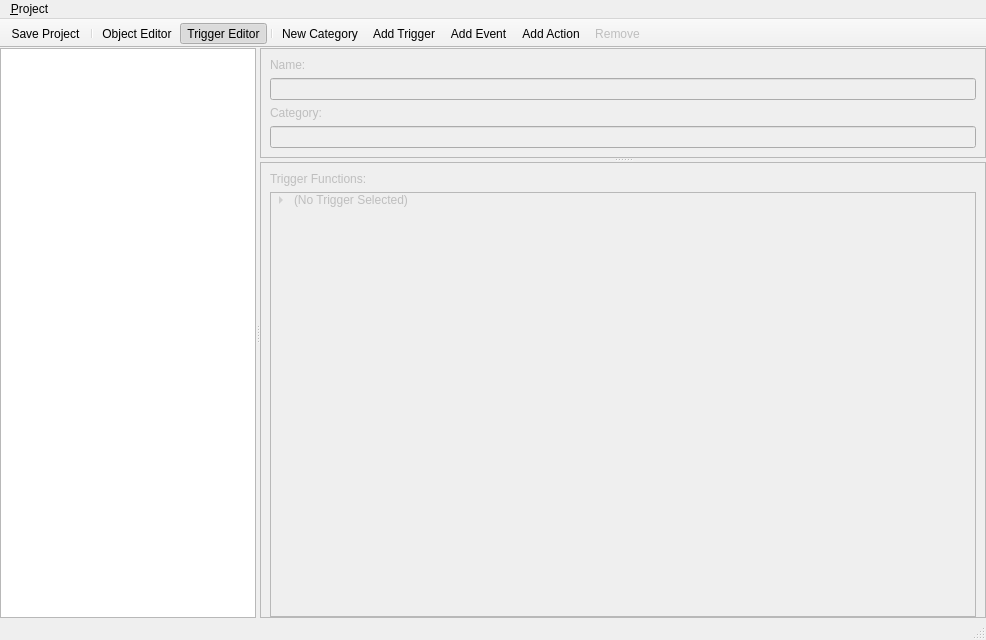
Qt form editor/ui/trigger_editor.ui (Kyoril/wow-pp) before a commit.
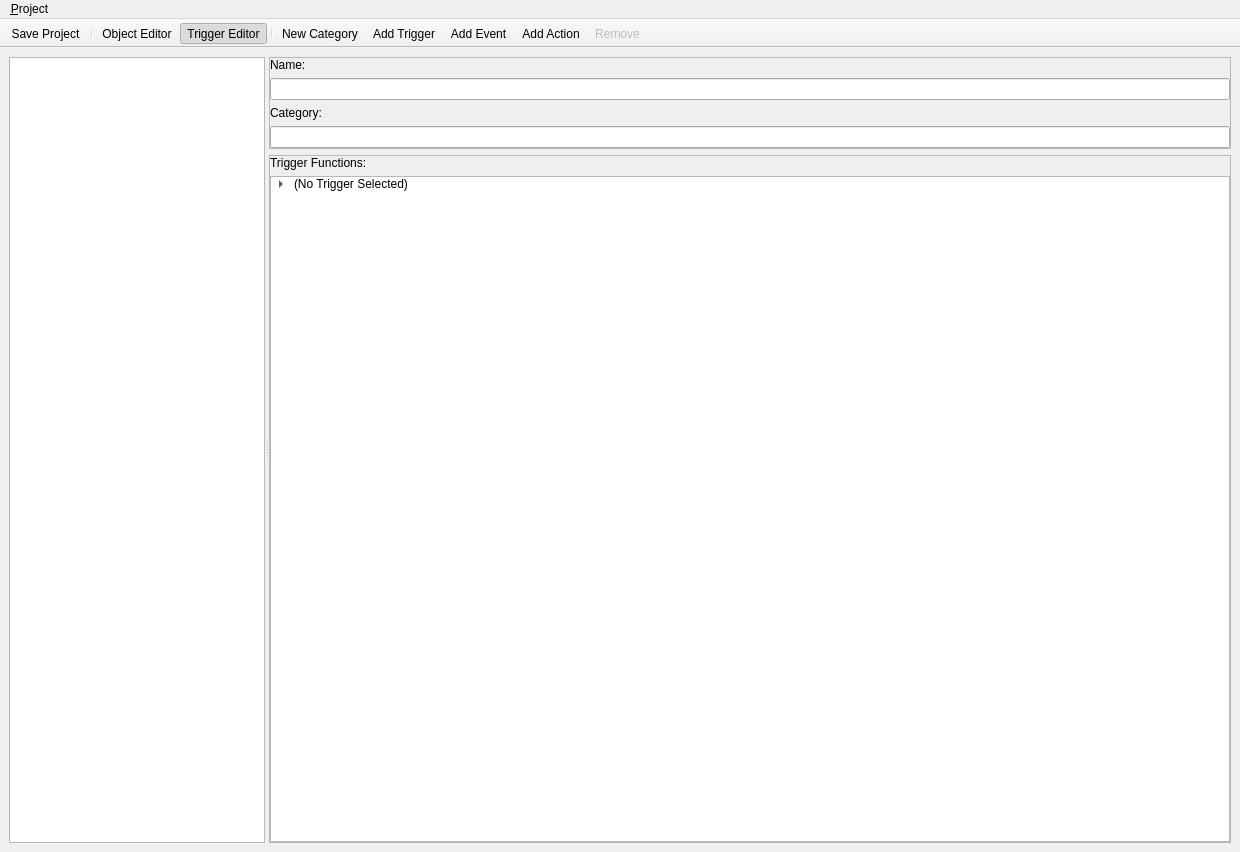
The same form after that commit. Icons and pictures are not drawn.

The edit to the form file:
```diff
--- a/editor/ui/trigger_editor.ui
+++ b/editor/ui/trigger_editor.ui
@@ -6,8 +6,8 @@
    <rect>
     <x>0</x>
     <y>0</y>
-    <width>986</width>
-    <height>640</height>
+    <width>1240</width>
+    <height>852</height>
    </rect>
   </property>
   <property name="windowTitle">
@@ -18,21 +18,21 @@
     <normaloff>:/ico101.ico</normaloff>:/ico101.ico</iconset>
   </property>
   <widget class="QWidget" name="centralwidget">
-   <layout class="QVBoxLayout" name="verticalLayout_2">
+   <layout class="QVBoxLayout" name="verticalLayout_4">
     <property name="leftMargin">
-     <number>0</number>
+     <number>9</number>
     </property>
     <property name="topMargin">
-     <number>0</number>
+     <number>9</number>
     </property>
     <property name="rightMargin">
-     <number>0</number>
+     <number>9</number>
     </property>
     <property name="bottomMargin">
-     <number>0</number>
+     <number>9</number>
     </property>
     <item>
-     <widget class="QSplitter" name="splitter_2">
+     <widget class="QSplitter" name="splitter">
       <property name="orientation">
        <enum>Qt::Horizontal</enum>
       </property>
@@ -59,19 +59,27 @@
         <bool>false</bool>
        </attribute>
       </widget>
-      <widget class="QSplitter" name="splitter">
-       <property name="enabled">
-        <bool>false</bool>
-       </property>
+      <widget class="QWidget" name="widget" native="true">
        <property name="sizePolicy">
         <sizepolicy hsizetype="Expanding" vsizetype="Expanding">
          <horstretch>1</horstretch>
-         <verstretch>0</verstretch>
+         <verstretch>1</verstretch>
         </sizepolicy>
        </property>
-       <property name="orientation">
-        <enum>Qt::Vertical</enum>
-       </property>
+       <layout class="QVBoxLayout" name="verticalLayout_2">
+        <property name="leftMargin">
+         <number>0</number>
+        </property>
+        <property name="topMargin">
+         <number>0</number>
+        </property>
+        <property name="rightMargin">
+         <number>0</number>
+        </property>
+        <property name="bottomMargin">
+         <number>0</number>
+        </property>
+        <item>
        <widget class="QFrame" name="frame">
         <property name="sizePolicy">
          <sizepolicy hsizetype="Expanding" vsizetype="Fixed">
@@ -95,11 +103,17 @@
          <enum>QFrame::Raised</enum>
         </property>
         <layout class="QVBoxLayout" name="verticalLayout">
+           <property name="leftMargin">
+            <number>0</number>
+           </property>
          <property name="topMargin">
-          <number>9</number>
+            <number>0</number>
+           </property>
+           <property name="rightMargin">
+            <number>0</number>
          </property>
          <property name="bottomMargin">
-          <number>9</number>
+            <number>0</number>
          </property>
          <item>
           <widget class="QLabel" name="label">
@@ -123,6 +137,8 @@
          </item>
         </layout>
        </widget>
+        </item>
+        <item>
        <widget class="QFrame" name="frame_2">
         <property name="sizePolicy">
          <sizepolicy hsizetype="Expanding" vsizetype="Expanding">
@@ -137,6 +153,15 @@
          <enum>QFrame::Raised</enum>
         </property>
         <layout class="QVBoxLayout" name="verticalLayout_3">
+           <property name="leftMargin">
+            <number>0</number>
+           </property>
+           <property name="topMargin">
+            <number>0</number>
+           </property>
+           <property name="rightMargin">
+            <number>0</number>
+           </property>
          <property name="bottomMargin">
           <number>0</number>
          </property>
@@ -224,6 +249,8 @@
          </item>
         </layout>
        </widget>
+        </item>
+       </layout>
       </widget>
      </widget>
     </item>
@@ -234,8 +261,8 @@
     <rect>
      <x>0</x>
      <y>0</y>
-     <width>986</width>
-     <height>21</height>
+     <width>1240</width>
+     <height>31</height>
     </rect>
    </property>
    <widget class="QMenu" name="menu_Project">
@@ -245,7 +272,6 @@
    </widget>
    <addaction name="menu_Project"/>
   </widget>
-  <widget class="QStatusBar" name="statusbar"/>
   <widget class="QToolBar" name="toolBar">
    <property name="windowTitle">
     <string>toolBar</string>
```
Lines whose indentation alone changed are shown as unchanged.
